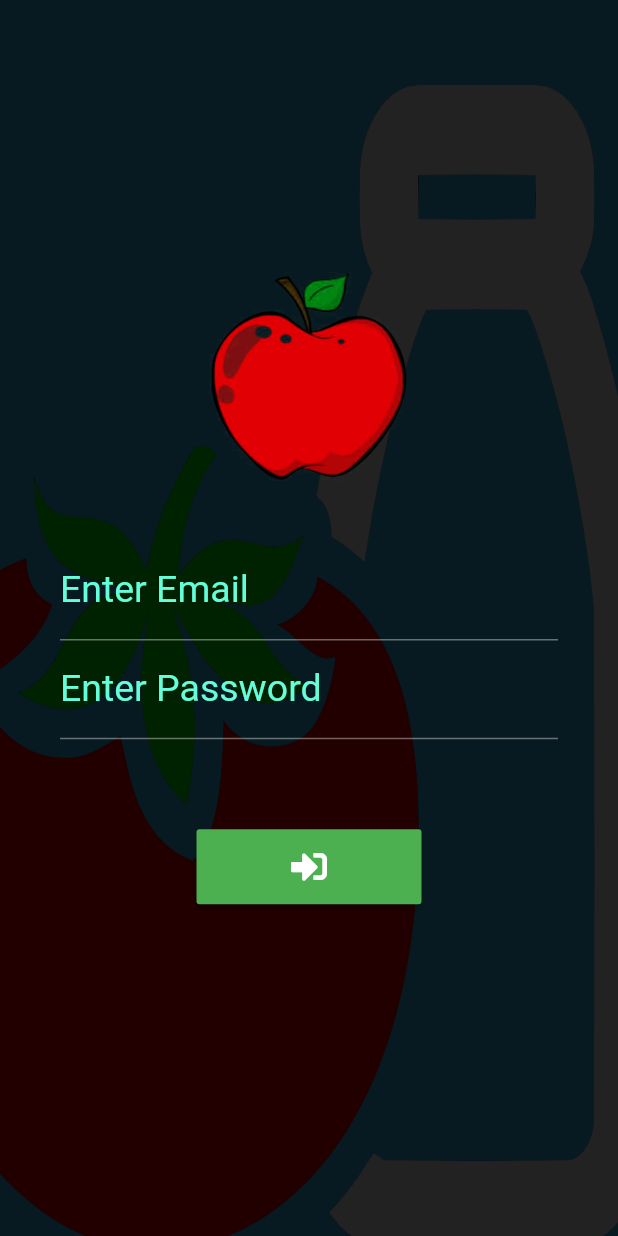
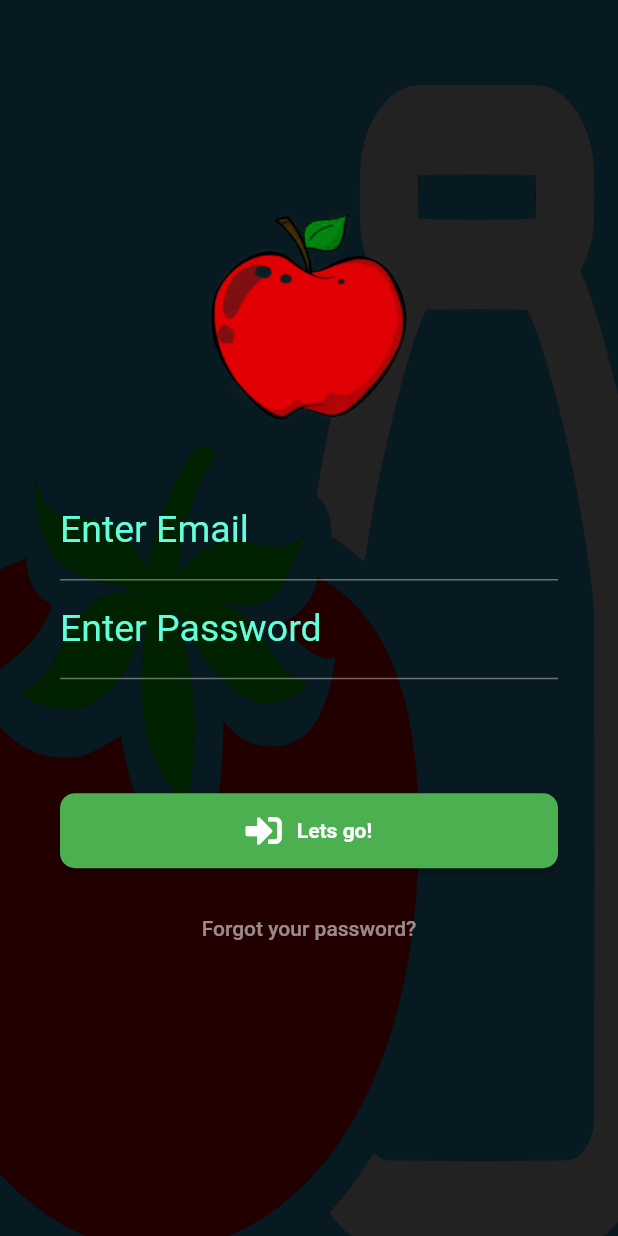
Before and after one commit to mariusvanderberg/Hackathon, a Flutter app: the screen it shows after launch, on a phone screen of 412 x 824 dp. Run offline on Flutter 3.47's test engine with Material 2 defaults, Android fonts, the light colour scheme and no system bars; our stand-ins replace font_awesome_flutter.

Commit message:
Added a login button

```diff
--- a/app/foodsource/lib/pages/login.dart
+++ b/app/foodsource/lib/pages/login.dart
@@ -1,5 +1,6 @@
 import 'package:flutter/material.dart';
 import 'package:font_awesome_flutter/font_awesome_flutter.dart';
+import 'package:foodsource/widgets/common/theme.dart';
 
 class LoginPage extends StatefulWidget {
   LoginPage({Key key, this.title}) : super(key: key);
@@ -29,6 +30,44 @@ class LoginPageState extends State<LoginPage>
 
   @override
   Widget build(BuildContext context) {
+    final loginButton = Container(
+        constraints: BoxConstraints(minWidth: 150.0),
+        height: 82.0,
+        padding: EdgeInsets.symmetric(vertical: 16.0),
+        child: new RaisedButton(
+            shape: new RoundedRectangleBorder(
+                borderRadius: new BorderRadius.circular(10.0)),
+            elevation: 2.0,
+            color: Colors.green,
+            child: new Row(
+              mainAxisAlignment: MainAxisAlignment.center,
+              crossAxisAlignment: CrossAxisAlignment.center,
+              children: <Widget>[
+                new Icon(
+                  FontAwesomeIcons.signInAlt,
+                ),
+                Padding(
+                  padding: EdgeInsets.only(left: 10.0),
+                ),
+                Text('Let' 's go!', style: buttonTextStyle)
+              ],
+            ),
+            onPressed: () {
+              _login();
+            }));
+
+    final forgotLabel = FlatButton(
+      child: Text(
+        'Forgot your password?',
+        style: TextStyle(color: Colors.white54),
+      ),
+      onPressed: () {},
+    );
+
+    final spacer = Padding(
+      padding: const EdgeInsets.only(top: 60.0),
+    );
+
     return new Scaffold(
       backgroundColor: Colors.white,
       body: new Stack(fit: StackFit.expand, children: <Widget>[
@@ -47,7 +86,11 @@ class LoginPageState extends State<LoginPage>
                       new TextStyle(color: Colors.tealAccent, fontSize: 25.0),
                 )),
             isMaterialAppTheme: true,
-          child: new Column(
+            child: Center(
+              child: ListView(
+                shrinkWrap: true,
+                children: <Widget>[
+                  new Column(
                     mainAxisAlignment: MainAxisAlignment.center,
                     children: <Widget>[
                       new Image(
@@ -63,7 +106,8 @@ class LoginPageState extends State<LoginPage>
                             children: <Widget>[
                               new TextFormField(
                                 decoration: new InputDecoration(
-                            labelText: "Enter Email", fillColor: Colors.white),
+                                    labelText: "Enter Email",
+                                    fillColor: Colors.white),
                                 keyboardType: TextInputType.emailAddress,
                               ),
                               new TextFormField(
@@ -73,26 +117,24 @@ class LoginPageState extends State<LoginPage>
                                 obscureText: true,
                                 keyboardType: TextInputType.text,
                               ),
-                      new Padding(
-                        padding: const EdgeInsets.only(top: 60.0),
-                      ),
-                      new MaterialButton(
-                        height: 50.0,
-                        minWidth: 150.0,
-                        color: Colors.green,
-                        splashColor: Colors.teal,
-                        textColor: Colors.white,
-                        child: new Icon(FontAwesomeIcons.signInAlt),
-                        onPressed: () {},
-                      )
+                              spacer,
+                              loginButton,
+                              forgotLabel
                             ],
                           ),
                         ),
                       )
                     ],
                   ),
+                ],
               ),
+            )),
       ]),
     );
   }
+
+  void _login() async {
+    Navigator.pushReplacement(
+        context, new MaterialPageRoute(builder: (context) => new LoginPage()));
   }
+}
--- /dev/null
+++ b/app/foodsource/lib/widgets/common/theme.dart
@@ -0,0 +1,25 @@
+import 'package:flutter/material.dart';
+
+TextStyle textStyle = const TextStyle(
+    color: const Color(0XFFFFFFFF),
+    fontSize: 16.0,
+    fontWeight: FontWeight.normal);
+
+TextStyle boldTextStyle = const TextStyle(
+    color: const Color(0XFFFFFFFF),
+    fontSize: 16.0,
+    fontWeight: FontWeight.bold);
+
+ThemeData appTheme = new ThemeData(
+  hintColor: Colors.white,
+);
+
+Color textFieldColor = const Color.fromRGBO(255, 255, 255, 0.1);
+
+Color primaryColor = const Color(0xFF00c497);
+
+TextStyle buttonTextStyle = const TextStyle(
+    color: Colors.white,
+    fontSize: 14.0,
+    fontFamily: "Roboto",
+    fontWeight: FontWeight.bold);
```
Lines whose indentation alone changed are shown as unchanged.
